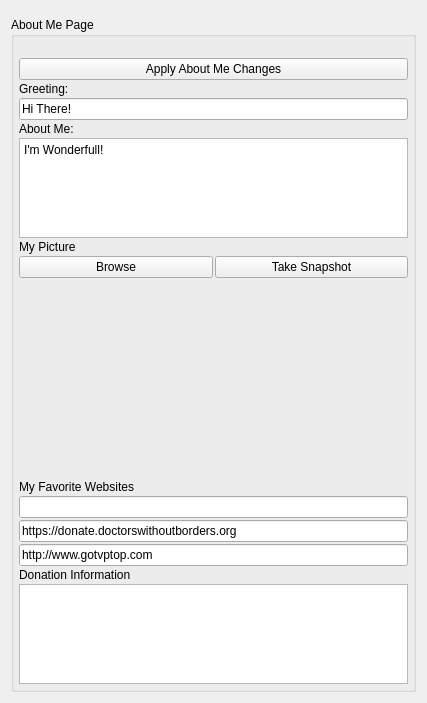
Before: the Qt Designer form GoTvApps/GoTvCommon/Forms/AppletEditAboutMe.ui in brettrjones/gotvptop, drawn with Qt 5.
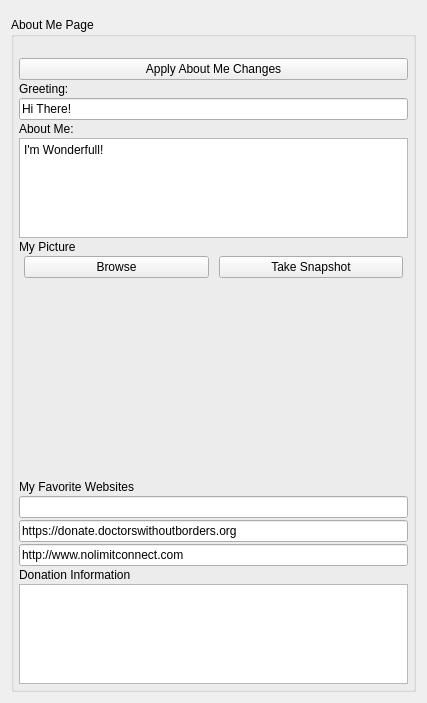
After: the same form once the commit is applied. Custom widgets are drawn as their Qt base class.

Commit message: Rename app and work on Avatar Image Edit

```diff
--- a/GoTvApps/GoTvCommon/Forms/AppletEditAboutMe.ui
+++ b/GoTvApps/GoTvCommon/Forms/AppletEditAboutMe.ui
@@ -117,6 +117,21 @@
       </item>
       <item>
        <layout class="QHBoxLayout" name="horizontalLayout_3">
+        <property name="spacing">
+         <number>10</number>
+        </property>
+        <property name="leftMargin">
+         <number>5</number>
+        </property>
+        <property name="topMargin">
+         <number>0</number>
+        </property>
+        <property name="rightMargin">
+         <number>5</number>
+        </property>
+        <property name="bottomMargin">
+         <number>5</number>
+        </property>
         <item>
          <widget class="QPushButton" name="m_BrowsePictureButton">
           <property name="text">
@@ -141,6 +156,9 @@
           <verstretch>0</verstretch>
          </sizepolicy>
         </property>
+        <property name="alignment">
+         <set>Qt::AlignCenter</set>
+        </property>
        </widget>
       </item>
       <item>
@@ -163,7 +181,7 @@
       <item>
        <widget class="QLineEdit" name="m_FavoriteWebsite3Edit">
         <property name="text">
-         <string>http://www.gotvptop.com</string>
+         <string>http://www.nolimitconnect.com</string>
         </property>
        </widget>
       </item>
```
Left out of the diff: 2 changed lines with no effect on the pictures. The commit also changes 1150 other files.
